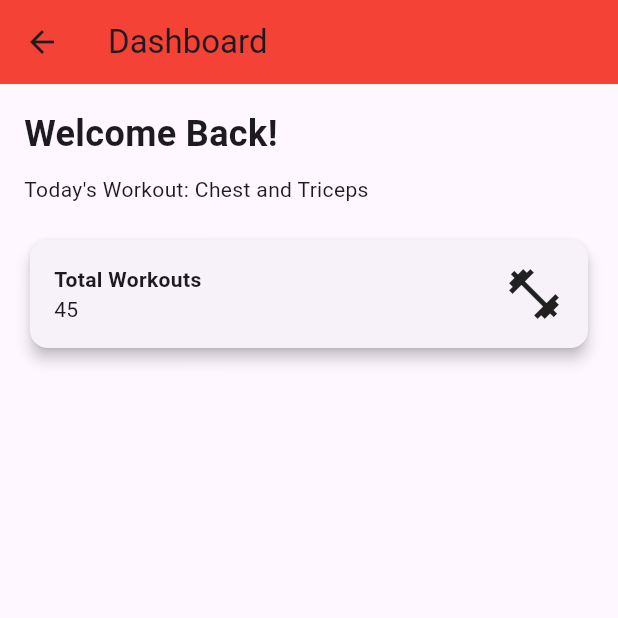
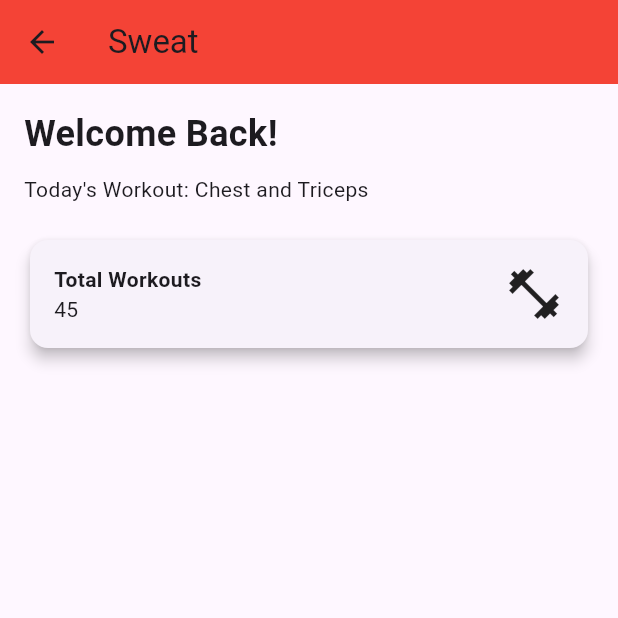
Before and after one commit to Adarsha5421/fitness_app_flutter, a Flutter app: the HomePage screen opened by its route, on a phone screen of 412 x 824 dp, the top half of it. Run offline on Flutter 3.47's test engine with Material 3 defaults, Android fonts, the phone set to English and light mode, and no system bars; our stand-ins replace flutter_spinkit, smooth_page_indicator.

Commit message:
homepage updated

```diff
--- a/lib/view/homepage_view.dart
+++ b/lib/view/homepage_view.dart
@@ -5,7 +5,7 @@ class HomePage extends StatelessWidget {
   Widget build(BuildContext context) {
     return Scaffold(
       appBar: AppBar(
-        title: const Text("Dashboard"),
+        title: const Text("Sweat"),
         backgroundColor: Colors.red,
       ),
       body: const Padding(
@@ -40,7 +40,7 @@ class HomePage extends StatelessWidget {
             ),
           ],
         ),
-     ),
-);
+      ),
+    );
+  }
 }
-}
```
